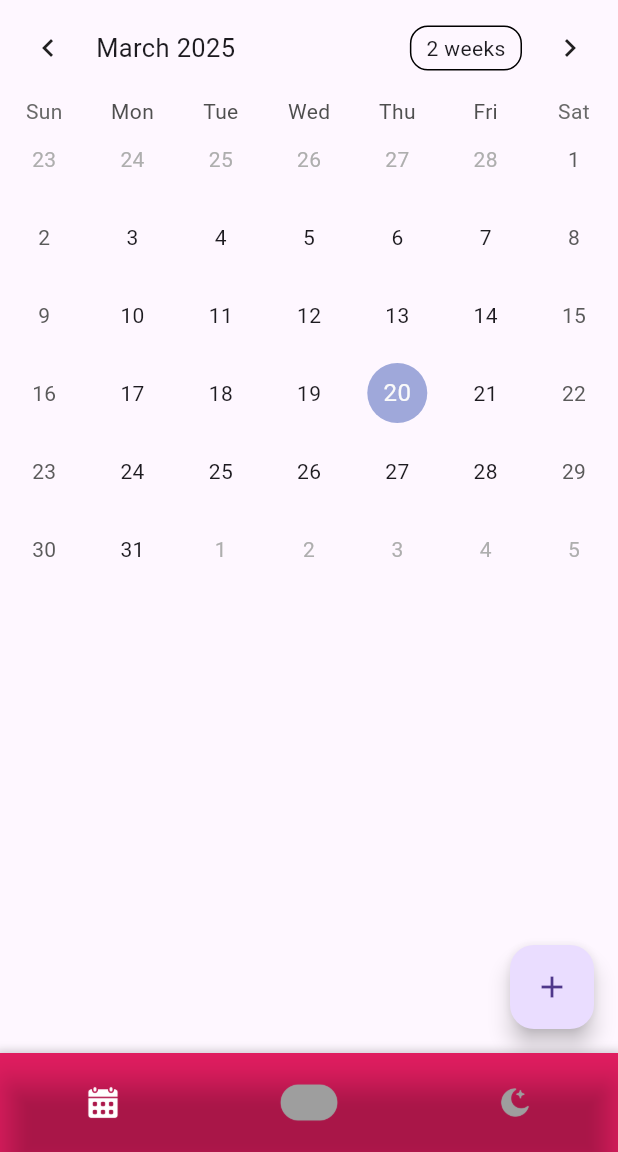
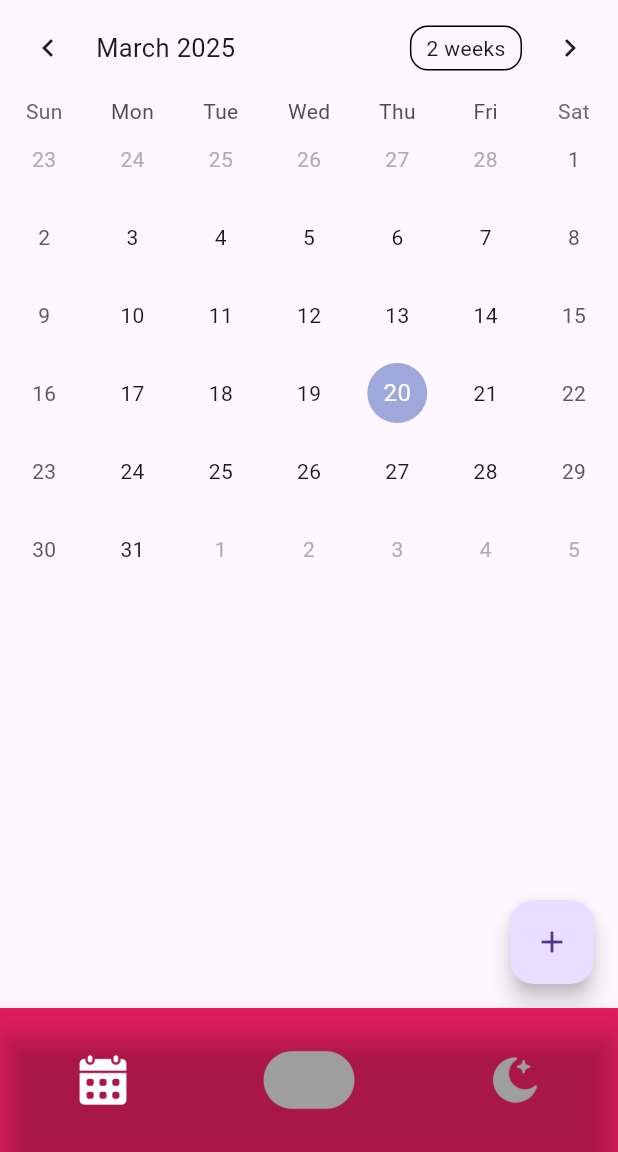
Before and after one commit to projectth2010/nexky_app, a Flutter app: the screen it shows after launch, on a phone screen of 412 x 824 dp, the part 84-1236 px from its top. Run offline on Flutter 3.47's test engine with Material 3 defaults, Android fonts, the phone set to English and light mode, and no system bars; drawn by our look-alikes of table_calendar.

Commit message:
Update bottom_navigation_bar_component.dart

```diff
--- a/lib/bottom_navigation_bar_component.dart
+++ b/lib/bottom_navigation_bar_component.dart
@@ -25,13 +25,13 @@
     return Container(
       decoration: BoxDecoration(
         color: Colors.pink, // พื้นหลังของ BottomNavigationBar
-        boxShadow: [
-          BoxShadow(
-            color: Colors.black12,
-            blurRadius: 4, // เพิ่มเงาเล็กน้อย
-            spreadRadius: 2,
-          ),
-        ],
+        // boxShadow: [
+        //   BoxShadow(
+        //     color: Colors.black12,
+        //     blurRadius: 4, // เพิ่มเงาเล็กน้อย
+        //     spreadRadius: 2,
+        //   ),
+        // ],
       ),
       child: BottomNavigationBar(
         backgroundColor: Colors.transparent, // ทำให้พื้นหลังโปร่งใส เพื่อให้เห็นสีจาก Container ด้านนอก
@@ -46,8 +46,8 @@
               padding: const EdgeInsets.all(8.0), // เพิ่มพื้นที่รอบไอคอน
               child: Image.asset(
                 'assets/ic_calendar.png',
-                width: 50, // ปรับขนาดไอคอนให้ใหญ่ขึ้น
-                height: 50,
+                width: 80, // ปรับขนาดไอคอนให้ใหญ่ขึ้น
+                height: 80,
                 color: _currentIndex == 0 ? Colors.white : Colors.grey, // เปลี่ยนสีเมื่อเลือก
               ),
             ),
@@ -58,8 +58,8 @@
               padding: const EdgeInsets.all(8.0),
               child: Image.asset(
                 'assets/ic_home.png',
-                width: 50,
-                height: 50,
+                width: 80,
+                height: 80,
                 color: _currentIndex == 1 ? Colors.white : Colors.grey,
               ),
             ),
@@ -70,8 +70,8 @@
               padding: const EdgeInsets.all(8.0),
               child: Image.asset(
                 'assets/ic_moon_star.png',
-                width: 50,
-                height: 50,
+                width: 80,
+                height: 80,
                 color: _currentIndex == 2 ? Colors.white : Colors.grey,
               ),
             ),
```
